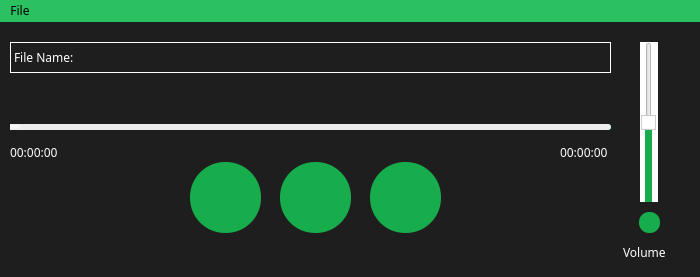
TayyabKhalid25/1st-Semester-Music-Player, file Music_Player/mainwindow.ui: the form before one commit.
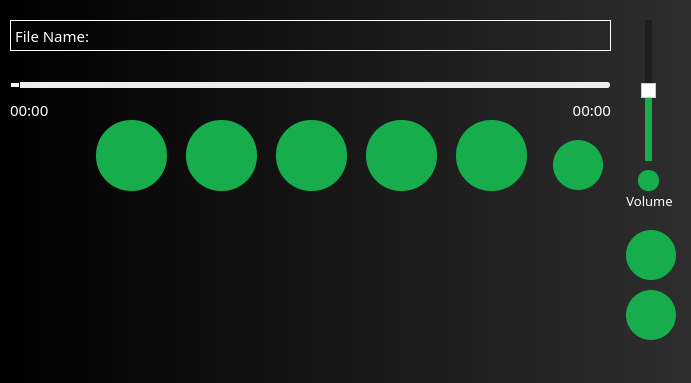
The form after the commit.

Commit message: Major Patch, implementation of playlist added along with bug fixes.

```diff
--- a/Music_Player/mainwindow.ui
+++ b/Music_Player/mainwindow.ui
@@ -6,10 +6,200 @@
    <rect>
     <x>0</x>
     <y>0</y>
-    <width>700</width>
-    <height>277</height>
+    <width>691</width>
+    <height>383</height>
    </rect>
   </property>
+  <property name="palette">
+   <palette>
+    <active>
+     <colorrole role="Button">
+      <brush brushstyle="LinearGradientPattern">
+       <gradient startx="0.000000000000000" starty="0.000000000000000" endx="1.000000000000000" endy="0.000000000000000" type="LinearGradient" spread="PadSpread" coordinatemode="ObjectBoundingMode">
+        <gradientstop position="0.000000000000000">
+         <color alpha="255">
+          <red>0</red>
+          <green>0</green>
+          <blue>0</blue>
+         </color>
+        </gradientstop>
+        <gradientstop position="1.000000000000000">
+         <color alpha="255">
+          <red>46</red>
+          <green>46</green>
+          <blue>46</blue>
+         </color>
+        </gradientstop>
+       </gradient>
+      </brush>
+     </colorrole>
+     <colorrole role="Base">
+      <brush brushstyle="LinearGradientPattern">
+       <gradient startx="0.000000000000000" starty="0.000000000000000" endx="1.000000000000000" endy="0.000000000000000" type="LinearGradient" spread="PadSpread" coordinatemode="ObjectBoundingMode">
+        <gradientstop position="0.000000000000000">
+         <color alpha="255">
+          <red>0</red>
+          <green>0</green>
+          <blue>0</blue>
+         </color>
+        </gradientstop>
+        <gradientstop position="1.000000000000000">
+         <color alpha="255">
+          <red>46</red>
+          <green>46</green>
+          <blue>46</blue>
+         </color>
+        </gradientstop>
+       </gradient>
+      </brush>
+     </colorrole>
+     <colorrole role="Window">
+      <brush brushstyle="LinearGradientPattern">
+       <gradient startx="0.000000000000000" starty="0.000000000000000" endx="1.000000000000000" endy="0.000000000000000" type="LinearGradient" spread="PadSpread" coordinatemode="ObjectBoundingMode">
+        <gradientstop position="0.000000000000000">
+         <color alpha="255">
+          <red>0</red>
+          <green>0</green>
+          <blue>0</blue>
+         </color>
+        </gradientstop>
+        <gradientstop position="1.000000000000000">
+         <color alpha="255">
+          <red>46</red>
+          <green>46</green>
+          <blue>46</blue>
+         </color>
+        </gradientstop>
+       </gradient>
+      </brush>
+     </colorrole>
+    </active>
+    <inactive>
+     <colorrole role="Button">
+      <brush brushstyle="LinearGradientPattern">
+       <gradient startx="0.000000000000000" starty="0.000000000000000" endx="1.000000000000000" endy="0.000000000000000" type="LinearGradient" spread="PadSpread" coordinatemode="ObjectBoundingMode">
+        <gradientstop position="0.000000000000000">
+         <color alpha="255">
+          <red>0</red>
+          <green>0</green>
+          <blue>0</blue>
+         </color>
+        </gradientstop>
+        <gradientstop position="1.000000000000000">
+         <color alpha="255">
+          <red>46</red>
+          <green>46</green>
+          <blue>46</blue>
+         </color>
+        </gradientstop>
+       </gradient>
+      </brush>
+     </colorrole>
+     <colorrole role="Base">
+      <brush brushstyle="LinearGradientPattern">
+       <gradient startx="0.000000000000000" starty="0.000000000000000" endx="1.000000000000000" endy="0.000000000000000" type="LinearGradient" spread="PadSpread" coordinatemode="ObjectBoundingMode">
+        <gradientstop position="0.000000000000000">
+         <color alpha="255">
+          <red>0</red>
+          <green>0</green>
+          <blue>0</blue>
+         </color>
+        </gradientstop>
+        <gradientstop position="1.000000000000000">
+         <color alpha="255">
+          <red>46</red>
+          <green>46</green>
+          <blue>46</blue>
+         </color>
+        </gradientstop>
+       </gradient>
+      </brush>
+     </colorrole>
+     <colorrole role="Window">
+      <brush brushstyle="LinearGradientPattern">
+       <gradient startx="0.000000000000000" starty="0.000000000000000" endx="1.000000000000000" endy="0.000000000000000" type="LinearGradient" spread="PadSpread" coordinatemode="ObjectBoundingMode">
+        <gradientstop position="0.000000000000000">
+         <color alpha="255">
+          <red>0</red>
+          <green>0</green>
+          <blue>0</blue>
+         </color>
+        </gradientstop>
+        <gradientstop position="1.000000000000000">
+         <color alpha="255">
+          <red>46</red>
+          <green>46</green>
+          <blue>46</blue>
+         </color>
+        </gradientstop>
+       </gradient>
+      </brush>
+     </colorrole>
+    </inactive>
+    <disabled>
+     <colorrole role="Button">
+      <brush brushstyle="LinearGradientPattern">
+       <gradient startx="0.000000000000000" starty="0.000000000000000" endx="1.000000000000000" endy="0.000000000000000" type="LinearGradient" spread="PadSpread" coordinatemode="ObjectBoundingMode">
+        <gradientstop position="0.000000000000000">
+         <color alpha="255">
+          <red>0</red>
+          <green>0</green>
+          <blue>0</blue>
+         </color>
+        </gradientstop>
+        <gradientstop position="1.000000000000000">
+         <color alpha="255">
+          <red>46</red>
+          <green>46</green>
+          <blue>46</blue>
+         </color>
+        </gradientstop>
+       </gradient>
+      </brush>
+     </colorrole>
+     <colorrole role="Base">
+      <brush brushstyle="LinearGradientPattern">
+       <gradient startx="0.000000000000000" starty="0.000000000000000" endx="1.000000000000000" endy="0.000000000000000" type="LinearGradient" spread="PadSpread" coordinatemode="ObjectBoundingMode">
+        <gradientstop position="0.000000000000000">
+         <color alpha="255">
+          <red>0</red>
+          <green>0</green>
+          <blue>0</blue>
+         </color>
+        </gradientstop>
+        <gradientstop position="1.000000000000000">
+         <color alpha="255">
+          <red>46</red>
+          <green>46</green>
+          <blue>46</blue>
+         </color>
+        </gradientstop>
+       </gradient>
+      </brush>
+     </colorrole>
+     <colorrole role="Window">
+      <brush brushstyle="LinearGradientPattern">
+       <gradient startx="0.000000000000000" starty="0.000000000000000" endx="1.000000000000000" endy="0.000000000000000" type="LinearGradient" spread="PadSpread" coordinatemode="ObjectBoundingMode">
+        <gradientstop position="0.000000000000000">
+         <color alpha="255">
+          <red>0</red>
+          <green>0</green>
+          <blue>0</blue>
+         </color>
+        </gradientstop>
+        <gradientstop position="1.000000000000000">
+         <color alpha="255">
+          <red>46</red>
+          <green>46</green>
+          <blue>46</blue>
+         </color>
+        </gradientstop>
+       </gradient>
+      </brush>
+     </colorrole>
+    </disabled>
+   </palette>
+  </property>
   <property name="windowTitle">
    <string>MainWindow</string>
   </property>
@@ -19,12 +209,9 @@
   <property name="styleSheet">
    <string notr="true">QMainWindow
 {
-background-color: rgb(30, 30, 30);
+background-color: qlineargradient(spread:pad, x1:0, y1:0, x2:1, y2:0, stop:0 rgba(0, 0, 0, 255), stop:1 rgba(46, 46, 46, 255));
 }
-QMenuBar
-{
-background-color: rgb(44,193,96);
-}</string>
+</string>
   </property>
   <widget class="QWidget" name="centralwidget">
    <widget class="QLabel" name="label">
@@ -39,6 +226,7 @@
     <property name="font">
      <font>
       <family>Copperplate Gothic Bold</family>
+      <pointsize>11</pointsize>
      </font>
     </property>
     <property name="styleSheet">
@@ -55,34 +243,36 @@
     <property name="geometry">
      <rect>
       <x>10</x>
-      <y>90</y>
-      <width>601</width>
-      <height>31</height>
+      <y>70</y>
+      <width>600</width>
+      <height>30</height>
      </rect>
     </property>
     <property name="styleSheet">
-     <string notr="true">QSlider::groove:horizontal {
+     <string notr="true">QSlider::groove:horizontal
+{
     background: #1ED760;  /* Set your desired background color for the groove */
     height: 6px;
     border-radius: 3px;
 }
 
-QSlider::handle:horizontal {
+QSlider::handle:horizontal 
+{
     background: qlineargradient(x1:0, y1:0, x2:1, y2:1, stop:0 #FFFFFF, stop:1 #EDEDED);  /* Set your desired background color for the handle */
-    width: 15px;
+    width: 8px;
     height: 15px;
-    margin-left: -5px;
-    margin-right: -5px;
     border-radius: 7.5px;
-    border: 1px solid #EDEDED; /* Border color for a more defined look */
+    border: 1px solid #000000; /* Border color for a more defined look */
 }
 
-QSlider::add-page:horizontal {
+QSlider::add-page:horizontal 
+{
     background: #EDEDED;  /* Set your desired background color for the increased volume part */
     border-radius: 3px;
 }
 
-QSlider::sub-page:horizontal {
+QSlider::sub-page:horizontal 
+{
     background: #1ED760;  /* Set the same background color as the groove for the rest of the slider */
     border-radius: 3px;
     margin-right: -1px;  /* Adjust the margin to ensure the transition between colors is smooth */
@@ -99,8 +289,8 @@
    <widget class="QPushButton" name="pushButton_PlayPause">
     <property name="geometry">
      <rect>
-      <x>280</x>
-      <y>140</y>
+      <x>276</x>
+      <y>120</y>
       <width>71</width>
       <height>71</height>
      </rect>
@@ -116,6 +306,10 @@
 QPushButton:Hover
 {
 background-color:rgb(44,193,96);
+}
+QPushButton:Push
+{
+background-color:rgb(74,223,226);
 }</string>
     </property>
     <property name="text">
@@ -126,49 +320,57 @@
     <property name="geometry">
      <rect>
       <x>10</x>
-      <y>120</y>
-      <width>63</width>
+      <y>100</y>
+      <width>81</width>
       <height>20</height>
      </rect>
     </property>
     <property name="font">
      <font>
       <family>Copperplate Gothic Bold</family>
+      <pointsize>11</pointsize>
      </font>
     </property>
     <property name="styleSheet">
      <string notr="true">color:rgb(255,255,255);</string>
     </property>
     <property name="text">
-     <string>00:00:00</string>
+     <string>00:00</string>
     </property>
    </widget>
    <widget class="QLabel" name="label_3">
     <property name="geometry">
      <rect>
-      <x>560</x>
-      <y>120</y>
-      <width>61</width>
+      <x>530</x>
+      <y>100</y>
+      <width>81</width>
       <height>20</height>
      </rect>
     </property>
     <property name="font">
      <font>
       <family>Copperplate Gothic Bold</family>
+      <pointsize>11</pointsize>
      </font>
     </property>
+    <property name="layoutDirection">
+     <enum>Qt::LeftToRight</enum>
+    </property>
     <property name="styleSheet">
      <string notr="true">color:rgb(255,255,255);</string>
     </property>
     <property name="text">
-     <string>00:00:00</string>
+     <string>00:00</string>
+    </property>
+    <property name="alignment">
+     <set>Qt::AlignRight|Qt::AlignTrailing|Qt::AlignVCenter</set>
     </property>
    </widget>
    <widget class="QPushButton" name="pushButton_SeekBackward">
     <property name="geometry">
      <rect>
-      <x>190</x>
-      <y>140</y>
+      <x>186</x>
+      <y>120</y>
       <width>71</width>
       <height>71</height>
      </rect>
@@ -196,8 +398,8 @@
    <widget class="QPushButton" name="pushButton_SeekForward">
     <property name="geometry">
      <rect>
-      <x>370</x>
-      <y>140</y>
+      <x>366</x>
+      <y>120</y>
       <width>71</width>
       <height>71</height>
      </rect>
@@ -225,13 +427,17 @@
       <x>640</x>
       <y>20</y>
       <width>18</width>
-      <height>160</height>
+      <height>141</height>
      </rect>
     </property>
     <property name="styleSheet">
-     <string notr="true">QSlider::vertical {
-    background: white;  /* Set the overall background color to white */
-    width: 0px;        /* Set the width of the slider */
+     <string notr="true">QSlider::vertical 
+{
+    background: transparent; 
+}
+
+QSlider::sub-page:vertical {
+background: rgb(30, 30, 30);
 }
 
 QSlider::handle:vertical {
@@ -270,8 +476,8 @@
    <widget class="QLabel" name="label_4">
     <property name="geometry">
      <rect>
-      <x>623</x>
-      <y>220</y>
+      <x>619</x>
+      <y>191</y>
       <width>61</width>
       <height>20</height>
      </rect>
@@ -279,6 +485,7 @@
     <property name="font">
      <font>
       <family>Copperplate Gothic Bold</family>
+      <pointsize>10</pointsize>
      </font>
     </property>
     <property name="styleSheet">
@@ -287,12 +494,15 @@
     <property name="text">
      <string>Volume</string>
     </property>
+    <property name="alignment">
+     <set>Qt::AlignCenter</set>
+    </property>
    </widget>
    <widget class="QPushButton" name="pushButton_Mute">
     <property name="geometry">
      <rect>
-      <x>639</x>
-      <y>190</y>
+      <x>638</x>
+      <y>170</y>
       <width>21</width>
       <height>21</height>
      </rect>
@@ -314,36 +524,204 @@
      <string/>
     </property>
    </widget>
-  </widget>
-  <widget class="QMenuBar" name="menubar">
-   <property name="geometry">
-    <rect>
-     <x>0</x>
-     <y>0</y>
-     <width>700</width>
-     <height>19</height>
-    </rect>
-   </property>
-   <property name="font">
-    <font>
-     <family>Copperplate Gothic Bold</family>
-    </font>
-   </property>
-   <property name="autoFillBackground">
-    <bool>false</bool>
-   </property>
-   <widget class="QMenu" name="menuFile">
+   <widget class="QListWidget" name="playlistWidget">
+    <property name="geometry">
+     <rect>
+      <x>10</x>
+      <y>221</y>
+      <width>601</width>
+      <height>151</height>
+     </rect>
+    </property>
     <property name="font">
      <font>
       <family>Copperplate Gothic Bold</family>
+      <pointsize>11</pointsize>
      </font>
     </property>
-    <property name="title">
-     <string>File</string>
+    <property name="autoFillBackground">
+     <bool>true</bool>
     </property>
-    <addaction name="actionOpen"/>
+    <property name="styleSheet">
+     <string notr="true">QListWidget 
+{
+background: transparent; 
+}
+QListWidget:item
+{
+color:white;
+}</string>
+    </property>
+    <property name="frameShape">
+     <enum>QFrame::StyledPanel</enum>
+    </property>
+    <property name="frameShadow">
+     <enum>QFrame::Sunken</enum>
+    </property>
+    <property name="editTriggers">
+     <set>QAbstractItemView::DoubleClicked</set>
+    </property>
+    <property name="dragEnabled">
+     <bool>true</bool>
+    </property>
+    <property name="dragDropOverwriteMode">
+     <bool>false</bool>
+    </property>
+    <property name="dragDropMode">
+     <enum>QAbstractItemView::DragDrop</enum>
+    </property>
+    <property name="defaultDropAction">
+     <enum>Qt::MoveAction</enum>
+    </property>
+    <property name="selectionMode">
+     <enum>QAbstractItemView::ContiguousSelection</enum>
+    </property>
+    <property name="movement">
+     <enum>QListView::Free</enum>
+    </property>
+    <property name="isWrapping" stdset="0">
+     <bool>false</bool>
+    </property>
+    <property name="batchSize">
+     <number>50</number>
+    </property>
+    <property name="wordWrap">
+     <bool>true</bool>
+    </property>
+    <property name="selectionRectVisible">
+     <bool>true</bool>
+    </property>
    </widget>
-   <addaction name="menuFile"/>
+   <widget class="QPushButton" name="pushButton_MediaForward">
+    <property name="geometry">
+     <rect>
+      <x>456</x>
+      <y>120</y>
+      <width>71</width>
+      <height>71</height>
+     </rect>
+    </property>
+    <property name="styleSheet">
+     <string notr="true">QPushButton
+{
+border-radius:35px;
+color:rgb(255,255,255);
+background-color: rgb(24, 173, 76);
+padding:0px
+}
+QPushButton:Hover
+{
+background-color:rgb(44,193,96);
+}</string>
+    </property>
+    <property name="text">
+     <string/>
+    </property>
+   </widget>
+   <widget class="QPushButton" name="pushButton_MediaBackward">
+    <property name="geometry">
+     <rect>
+      <x>96</x>
+      <y>120</y>
+      <width>71</width>
+      <height>71</height>
+     </rect>
+    </property>
+    <property name="styleSheet">
+     <string notr="true">QPushButton
+{
+border-radius:35px;
+color:rgb(255,255,255);
+background-color: rgb(24, 173, 76);
+padding:0px
+}
+QPushButton:Hover
+{
+background-color:rgb(44,193,96);
+}</string>
+    </property>
+    <property name="text">
+     <string/>
+    </property>
+   </widget>
+   <widget class="QPushButton" name="pushButton_AddMedia">
+    <property name="geometry">
+     <rect>
+      <x>626</x>
+      <y>230</y>
+      <width>50</width>
+      <height>50</height>
+     </rect>
+    </property>
+    <property name="styleSheet">
+     <string notr="true">QPushButton
+{
+border-radius:25px;
+color:rgb(255,255,255);
+background-color: rgb(24, 173, 76);
+padding:0px
+}
+QPushButton:Hover
+{
+background-color:rgb(44,193,96);
+}</string>
+    </property>
+    <property name="text">
+     <string/>
+    </property>
+   </widget>
+   <widget class="QPushButton" name="pushButton_RemoveMedia">
+    <property name="geometry">
+     <rect>
+      <x>626</x>
+      <y>290</y>
+      <width>50</width>
+      <height>50</height>
+     </rect>
+    </property>
+    <property name="styleSheet">
+     <string notr="true">QPushButton
+{
+border-radius:25px;
+color:rgb(255,255,255);
+background-color: rgb(24, 173, 76);
+padding:0px
+}
+QPushButton:Hover
+{
+background-color:rgb(44,193,96);
+}</string>
+    </property>
+    <property name="text">
+     <string/>
+    </property>
+   </widget>
+   <widget class="QPushButton" name="pushButton_Playback">
+    <property name="geometry">
+     <rect>
+      <x>553</x>
+      <y>140</y>
+      <width>50</width>
+      <height>50</height>
+     </rect>
+    </property>
+    <property name="styleSheet">
+     <string notr="true">QPushButton
+{
+border-radius:25px;
+color:rgb(255,255,255);
+background-color: rgb(24, 173, 76);
+padding:0px
+}
+QPushButton:Hover
+{
+background-color:rgb(44,193,96);
+}</string>
+    </property>
+    <property name="text">
+     <string/>
+    </property>
+   </widget>
   </widget>
   <action name="actionOpen">
    <property name="text">
```
Left out of the diff: 10 changed lines with no effect on the pictures. The commit also changes 31 other files.
